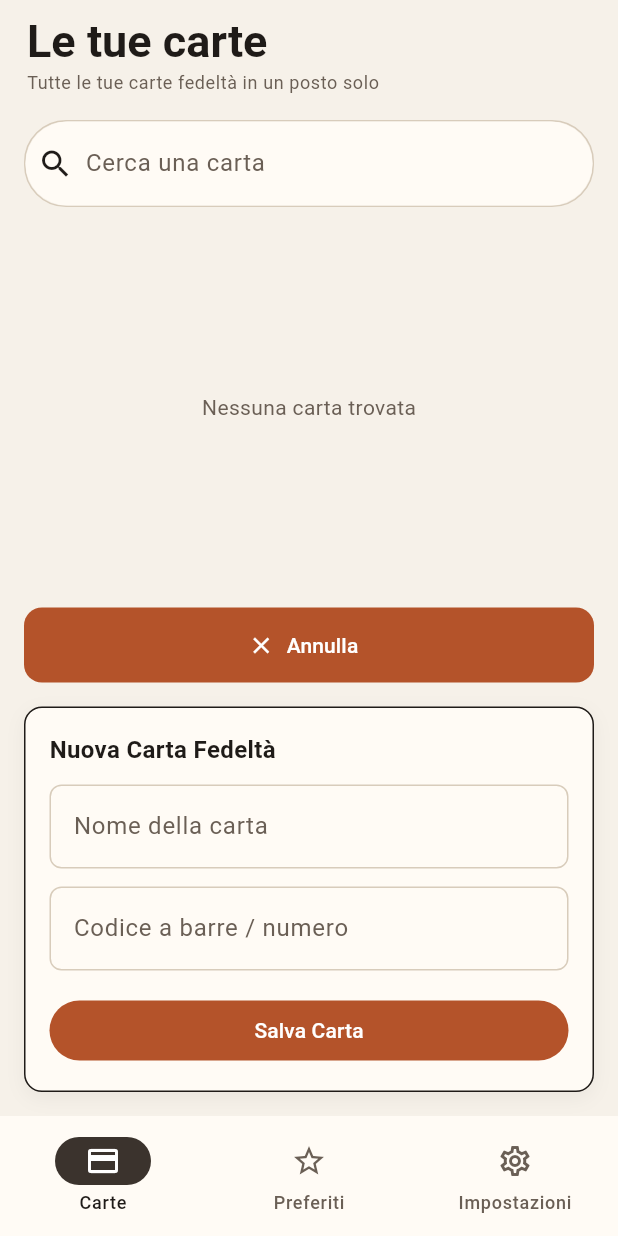
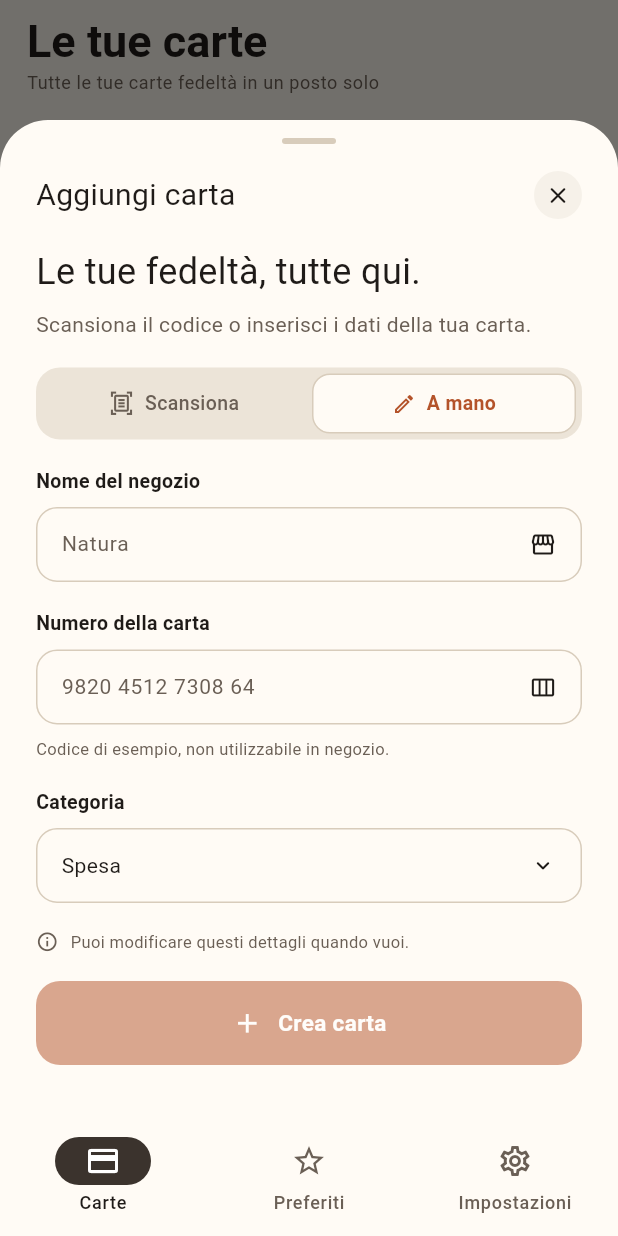
Before and after one commit to fabiogentile-gif/SuperIperApp, a Flutter app: the screen it shows after launch, after a tap on "Aggiungi carta", on a phone screen of 412 x 824 dp. Run offline on Flutter 3.47's test engine with Material 3 defaults, Android fonts, the phone set to English and light mode, and no system bars; our stand-ins replace barcode_widget; missing offline and left inert: screen_brightness.

Commit message:
Aggiunto add_card_sheet

```diff
--- a/lib/widgets/homepage/add_card_button.dart
+++ b/lib/widgets/homepage/add_card_button.dart
@@ -1,51 +1,29 @@
 import 'package:flutter/material.dart';
+import 'package:superiper_app/widgets/homepage/add_card_sheet.dart';
 
-class AddCardButton extends StatefulWidget {
+class AddCardButton extends StatelessWidget {
   final Function(String, String) onSave;
 
   const AddCardButton({super.key, required this.onSave});
 
-  @override
-  State<AddCardButton> createState() => _AddCardButtonState();
-}
-
-class _AddCardButtonState extends State<AddCardButton> {
-  bool _isExpanded = false;
-  final _nameController = TextEditingController();
-  final _codeController = TextEditingController();
-
-  @override
-  void dispose() {
-    _nameController.dispose();
-    _codeController.dispose();
-    super.dispose();
-  }
-
-  void _save() {
-    final name = _nameController.text.trim();
-    final code = _codeController.text.trim();
-    if (name.isEmpty || code.isEmpty) return;
-
-    widget.onSave(name, code);
-
-    _nameController.clear();
-    _codeController.clear();
-    setState(() => _isExpanded = false);
+  void _handleAdd(BuildContext context) async {
+    final result = await showAddCardSheet(context);
+    if (result != null && context.mounted) {
+      onSave(result.storeName, result.number);
+    }
   }
 
   @override
   Widget build(BuildContext context) {
-    final colors = Theme.of(context).colorScheme;
-
     return Column(
       crossAxisAlignment: CrossAxisAlignment.stretch,
       children: [
         SizedBox(
           height: 50,
           child: FilledButton.icon(
-            onPressed: () => setState(() => _isExpanded = !_isExpanded),
-            icon: Icon(_isExpanded ? Icons.close : Icons.add),
-            label: Text(_isExpanded ? 'Annulla' : 'Aggiungi carta'),
+            onPressed: () => _handleAdd(context),
+            icon: const Icon(Icons.add),
+            label: const Text('Aggiungi carta'),
             style: FilledButton.styleFrom(
               shape: RoundedRectangleBorder(
                 borderRadius: BorderRadius.circular(12),
@@ -53,71 +31,6 @@ class _AddCardButtonState extends State<AddCardButton> {
             ),
           ),
         ),
-        AnimatedSize(
-          duration: const Duration(milliseconds: 300),
-          curve: Curves.easeInOut,
-          alignment: Alignment.topCenter,
-          child: _isExpanded
-              ? Padding(
-                  padding: const EdgeInsets.only(top: 16),
-                  child: Container(
-                    padding: const EdgeInsets.all(16),
-                    decoration: BoxDecoration(
-                      color: colors.surface,
-                      borderRadius: BorderRadius.circular(12),
-                      border: Border.all(color: colors.outlineVariant),
-                      boxShadow: [
-                        BoxShadow(
-                          color: colors.shadow.withValues(alpha: 0.05),
-                          blurRadius: 10,
-                          offset: const Offset(0, 4),
-                        ),
-                      ],
-                    ),
-                    child: Column(
-                      crossAxisAlignment: CrossAxisAlignment.start,
-                      children: [
-                        const Text(
-                          'Nuova Carta Fedeltà',
-                          style: TextStyle(
-                            fontSize: 16,
-                            fontWeight: FontWeight.bold,
-                          ),
-                        ),
-                        const SizedBox(height: 12),
-                        TextField(
-                          controller: _nameController,
-                          decoration: InputDecoration(
-                            labelText: 'Nome della carta',
-                            border: OutlineInputBorder(
-                              borderRadius: BorderRadius.circular(8),
-                            ),
-                          ),
-                        ),
-                        const SizedBox(height: 12),
-                        TextField(
-                          controller: _codeController,
-                          decoration: InputDecoration(
-                            labelText: 'Codice a barre / numero',
-                            border: OutlineInputBorder(
-                              borderRadius: BorderRadius.circular(8),
-                            ),
-                          ),
-                        ),
-                        const SizedBox(height: 16),
-                        SizedBox(
-                          width: double.infinity,
-                          child: FilledButton(
-                            onPressed: _save,
-                            child: const Text('Salva Carta'),
-                          ),
-                        ),
-                      ],
-                    ),
-                  ),
-                )
-              : const SizedBox.shrink(),
-        ),
       ],
     );
   }
--- /dev/null
+++ b/lib/widgets/homepage/add_card_sheet.dart
@@ -0,0 +1,394 @@
+import 'package:flutter/material.dart';
+
+class NewCardData {
+  const NewCardData({
+    required this.storeName,
+    required this.number,
+    required this.category,
+  });
+
+  final String storeName;
+  final String number;
+  final String category;
+}
+
+/// Apre il popup dal basso. Restituisce i dati della carta, o null se chiuso.
+Future<NewCardData?> showAddCardSheet(BuildContext context) {
+  return showModalBottomSheet<NewCardData>(
+    context: context,
+    isScrollControlled: true,
+    useSafeArea: true,
+    backgroundColor: Colors.transparent,
+    builder: (_) => const AddCardSheet(),
+  );
+}
+
+enum _InputMode { scan, manual }
+
+class AddCardSheet extends StatefulWidget {
+  const AddCardSheet({super.key});
+
+  @override
+  State<AddCardSheet> createState() => _AddCardSheetState();
+}
+
+class _AddCardSheetState extends State<AddCardSheet> {
+  static const _categories = ['Spesa', 'Farmacia', 'Abbigliamento', 'Casa', 'Altro'];
+
+  final _store = TextEditingController();
+  final _number = TextEditingController();
+  _InputMode _mode = _InputMode.manual; // TODO: modalità scansione
+  String _category = _categories.first;
+
+  bool get _canSubmit =>
+      _store.text.trim().isNotEmpty && _number.text.trim().isNotEmpty;
+
+  @override
+  void dispose() {
+    _store.dispose();
+    _number.dispose();
+    super.dispose();
+  }
+
+  void _submit() {
+    Navigator.of(context).pop(
+      NewCardData(
+        storeName: _store.text.trim(),
+        number: _number.text.trim(),
+        category: _category,
+      ),
+    );
+  }
+
+  @override
+  Widget build(BuildContext context) {
+    final colors = Theme.of(context).colorScheme;
+    final fieldWidth = MediaQuery.sizeOf(context).width - 48;
+    final hintStyle = TextStyle(fontSize: 14, color: colors.onSurfaceVariant);
+    final valueStyle = TextStyle(fontSize: 14, color: colors.onSurface);
+
+    return Padding(
+      padding: EdgeInsets.only(bottom: MediaQuery.viewInsetsOf(context).bottom),
+      child: Container(
+        decoration: BoxDecoration(
+          color: colors.surface,
+          borderRadius: const BorderRadius.vertical(top: Radius.circular(32)),
+        ),
+        child: SingleChildScrollView(
+          padding: const EdgeInsets.fromLTRB(24, 12, 24, 34),
+          child: Column(
+            mainAxisSize: MainAxisSize.min,
+            crossAxisAlignment: CrossAxisAlignment.start,
+            children: [
+              // Maniglia
+              Center(
+                child: Container(
+                  width: 36,
+                  height: 4,
+                  decoration: BoxDecoration(
+                    color: colors.outline,
+                    borderRadius: BorderRadius.circular(100),
+                  ),
+                ),
+              ),
+              const SizedBox(height: 18),
+
+              // Intestazione
+              SizedBox(
+                height: 32,
+                child: Row(
+                  mainAxisAlignment: MainAxisAlignment.spaceBetween,
+                  children: [
+                    Text(
+                      'Aggiungi carta',
+                      style: TextStyle(fontSize: 20, color: colors.onSurface),
+                    ),
+                    Material(
+                      color: Theme.of(context).scaffoldBackgroundColor,
+                      shape: const CircleBorder(),
+                      child: InkWell(
+                        customBorder: const CircleBorder(),
+                        onTap: () => Navigator.of(context).pop(),
+                        child: SizedBox(
+                          width: 32,
+                          height: 32,
+                          child: Icon(Icons.close_rounded, size: 18, color: colors.onSurface),
+                        ),
+                      ),
+                    ),
+                  ],
+                ),
+              ),
+              const SizedBox(height: 18),
+
+              // Introduzione
+              Text(
+                'Le tue fedeltà, tutte qui.',
+                style: TextStyle(fontSize: 24, color: colors.onSurface),
+              ),
+              const SizedBox(height: 8),
+              Text(
+                'Scansiona il codice o inserisci i dati della tua carta.',
+                style: TextStyle(fontSize: 14, height: 1.5, color: colors.onSurfaceVariant),
+              ),
+              const SizedBox(height: 18),
+
+              // Metodo di inserimento
+              Container(
+                height: 48,
+                padding: const EdgeInsets.all(4),
+                decoration: BoxDecoration(
+                  color: colors.surfaceContainerHighest,
+                  borderRadius: BorderRadius.circular(16),
+                ),
+                child: Row(
+                  crossAxisAlignment: CrossAxisAlignment.stretch,
+                  children: [
+                    Expanded(
+                      child: _Segment(
+                        label: 'Scansiona',
+                        icon: Icons.document_scanner_outlined,
+                        iconSize: 17,
+                        selected: _mode == _InputMode.scan,
+                        onTap: () => setState(() => _mode = _InputMode.scan),
+                      ),
+                    ),
+                    const SizedBox(width: 4),
+                    Expanded(
+                      child: _Segment(
+                        label: 'A mano',
+                        icon: Icons.edit_outlined,
+                        iconSize: 16,
+                        selected: _mode == _InputMode.manual,
+                        onTap: () => setState(() => _mode = _InputMode.manual),
+                      ),
+                    ),
+                  ],
+                ),
+              ),
+              const SizedBox(height: 18),
+
+              // Dati della carta
+              _Field(
+                label: 'Nome del negozio',
+                child: _FieldBox(
+                  icon: Icons.storefront_outlined,
+                  child: TextField(
+                    controller: _store,
+                    textCapitalization: TextCapitalization.words,
+                    cursorColor: colors.primary,
+                    style: valueStyle,
+                    decoration: InputDecoration.collapsed(
+                      hintText: 'Natura',
+                      hintStyle: hintStyle,
+                    ),
+                  ),
+                ),
+              ),
+              const SizedBox(height: 18),
+              _Field(
+                label: 'Numero della carta',
+                helper: 'Codice di esempio, non utilizzabile in negozio.',
+                child: _FieldBox(
+                  icon: Icons.view_week_outlined,
+                  child: TextField(
+                    controller: _number,
+                    keyboardType: TextInputType.number,
+                    cursorColor: colors.primary,
+                    style: valueStyle,
+                    decoration: InputDecoration.collapsed(
+                      hintText: '9820 4512 7308 64',
+                      hintStyle: hintStyle,
+                    ),
+                  ),
+                ),
+              ),
+              const SizedBox(height: 18),
+              _Field(
+                label: 'Categoria',
+                child: PopupMenuButton<String>(
+                  position: PopupMenuPosition.under,
+                  color: colors.surface,
+                  surfaceTintColor: Colors.transparent,
+                  elevation: 2,
+                  constraints: BoxConstraints.tightFor(width: fieldWidth),
+                  shape: RoundedRectangleBorder(
+                    borderRadius: BorderRadius.circular(14),
+                    side: BorderSide(color: colors.outline),
+                  ),
+                  onSelected: (v) => setState(() => _category = v),
+                  itemBuilder: (_) => [
+                    for (final c in _categories)
+                      PopupMenuItem(value: c, child: Text(c, style: valueStyle)),
+                  ],
+                  child: _FieldBox(
+                    icon: Icons.keyboard_arrow_down_rounded,
+                    child: Text(_category, style: valueStyle),
+                  ),
+                ),
+              ),
+              const SizedBox(height: 18),
+
+              // Nota
+              Row(
+                children: [
+                  Icon(Icons.info_outline, size: 15, color: colors.onSurfaceVariant),
+                  const SizedBox(width: 8),
+                  Text(
+                    'Puoi modificare questi dettagli quando vuoi.',
+                    style: TextStyle(fontSize: 11, color: colors.onSurfaceVariant),
+                  ),
+                ],
+              ),
+              const SizedBox(height: 18),
+
+              // Azione principale
+              ListenableBuilder(
+                listenable: Listenable.merge([_store, _number]),
+                builder: (context, _) => Opacity(
+                  opacity: _canSubmit ? 1 : 0.5,
+                  child: Material(
+                    color: colors.primary,
+                    borderRadius: BorderRadius.circular(16),
+                    clipBehavior: Clip.antiAlias,
+                    child: InkWell(
+                      onTap: _canSubmit ? _submit : null,
+                      child: SizedBox(
+                        height: 56,
+                        width: double.infinity,
+                        child: Row(
+                          mainAxisAlignment: MainAxisAlignment.center,
+                          children: [
+                            Icon(Icons.add, size: 21, color: colors.onPrimary),
+                            const SizedBox(width: 10),
+                            Text(
+                              'Crea carta',
+                              style: TextStyle(
+                                fontSize: 15,
+                                fontWeight: FontWeight.w600,
+                                color: colors.onPrimary,
+                              ),
+                            ),
+                          ],
+                        ),
+                      ),
+                    ),
+                  ),
+                ),
+              ),
+            ],
+          ),
+        ),
+      ),
+    );
+  }
+}
+
+class _Segment extends StatelessWidget {
+  const _Segment({
+    required this.label,
+    required this.icon,
+    required this.iconSize,
+    required this.selected,
+    required this.onTap,
+  });
+
+  final String label;
+  final IconData icon;
+  final double iconSize;
+  final bool selected;
+  final VoidCallback onTap;
+
+  @override
+  Widget build(BuildContext context) {
+    final colors = Theme.of(context).colorScheme;
+    final color = selected ? colors.primary : colors.onSurfaceVariant;
+    return GestureDetector(
+      behavior: HitTestBehavior.opaque,
+      onTap: onTap,
+      child: Container(
+        alignment: Alignment.center,
+        decoration: BoxDecoration(
+          color: selected ? colors.surface : null,
+          border: selected ? Border.all(color: colors.outline) : null,
+          borderRadius: BorderRadius.circular(12),
+        ),
+        child: Row(
+          mainAxisSize: MainAxisSize.min,
+          children: [
+            Icon(icon, size: iconSize, color: color),
+            const SizedBox(width: 7),
+            Text(
+              label,
+              style: TextStyle(
+                fontSize: 13,
+                fontWeight: selected ? FontWeight.w600 : FontWeight.w500,
+                color: color,
+              ),
+            ),
+          ],
+        ),
+      ),
+    );
+  }
+}
+
+class _Field extends StatelessWidget {
+  const _Field({required this.label, required this.child, this.helper});
+
+  final String label;
+  final Widget child;
+  final String? helper;
+
+  @override
+  Widget build(BuildContext context) {
+    final colors = Theme.of(context).colorScheme;
+    return Column(
+      crossAxisAlignment: CrossAxisAlignment.start,
+      children: [
+        Text(
+          label,
+          style: TextStyle(
+            fontSize: 13,
+            fontWeight: FontWeight.w600,
+            color: colors.onSurface,
+          ),
+        ),
+        const SizedBox(height: 8),
+        child,
+        if (helper != null) ...[
+          const SizedBox(height: 8),
+          Text(helper!, style: TextStyle(fontSize: 11, color: colors.onSurfaceVariant)),
+        ],
+      ],
+    );
+  }
+}
+
+class _FieldBox extends StatelessWidget {
+  const _FieldBox({required this.child, required this.icon});
+
+  final Widget child;
+  final IconData icon;
+
+  @override
+  Widget build(BuildContext context) {
+    final colors = Theme.of(context).colorScheme;
+    return Container(
+      height: 50,
+      padding: const EdgeInsets.symmetric(horizontal: 16),
+      decoration: BoxDecoration(
+        color: colors.surface,
+        border: Border.all(color: colors.outline),
+        borderRadius: BorderRadius.circular(14),
+      ),
+      child: Row(
+        children: [
+          Expanded(child: child),
+          const SizedBox(width: 8),
+          Icon(icon, size: 18, color: colors.onSurface),
+        ],
+      ),
+    );
+  }
+}
```
